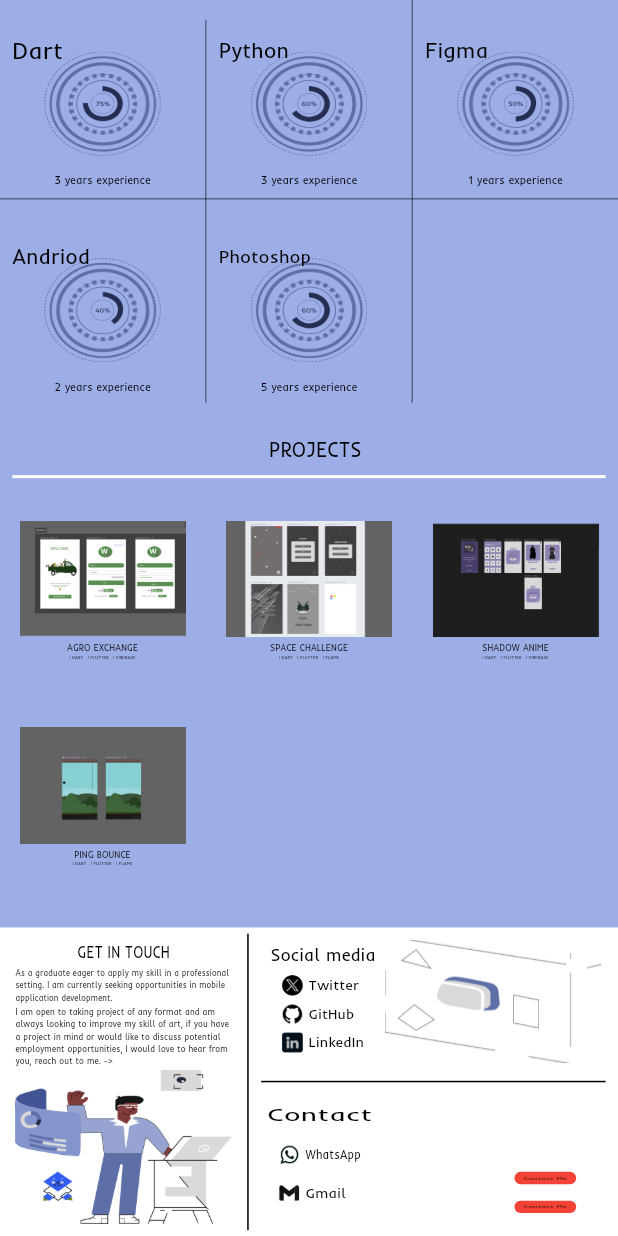
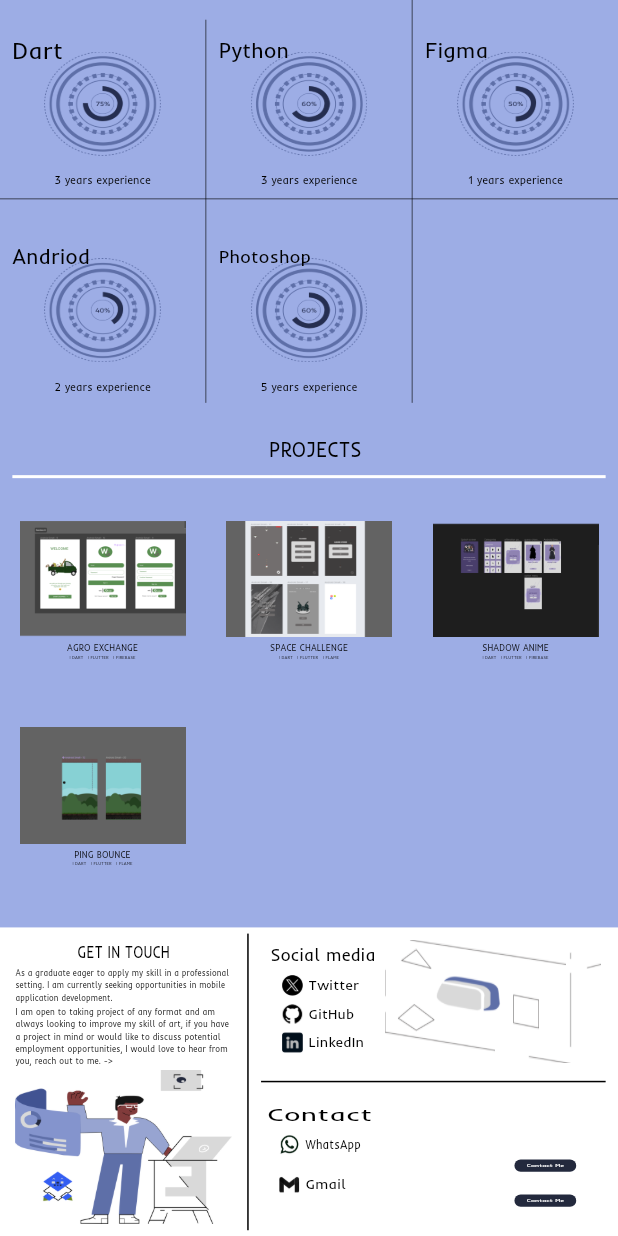
Before and after one commit to Omotoso12/my_portfolio, a Flutter app: the screen it shows after launch, scrolled down 332 dp, on a phone screen of 412 x 824 dp. Run offline on Flutter 3.47's test engine with Material 2 defaults, Android fonts, the light colour scheme and no system bars.

Commit message:
08/02/24

```diff
--- a/lib/intro_layout/end.dart
+++ b/lib/intro_layout/end.dart
@@ -186,7 +186,7 @@ class End extends StatelessWidget {
                     ////////////////////////////////////////////////////////////////////////////////////////////////////////////////////////////////////////////
                     Padding(
                       padding: EdgeInsets.only(
-                          top: MediaQuery.sizeOf(context).width * 0.1),
+                          top: MediaQuery.sizeOf(context).width * 0.07),
                       child: SizedBox(
                         width: MediaQuery.sizeOf(context).width * 0.2,
                         height: MediaQuery.sizeOf(context).width * 0.2,
@@ -199,13 +199,13 @@ class End extends StatelessWidget {
                                 width: MediaQuery.sizeOf(context).width * 0.1,
                                 height: MediaQuery.sizeOf(context).width * 0.02,
                                 decoration: BoxDecoration(
-                                  borderRadius: BorderRadius.circular(8),
-                                  color: Colors.red,
+                                  borderRadius: BorderRadius.circular(16.0),
+                                  color: const Color.fromARGB(255, 35, 41, 61),
                                 ),
                                 child: Center(
                                   child: SizedBox(
                                       width:
-                                         MediaQuery.sizeOf(context).width * 0.07,
+                                         MediaQuery.sizeOf(context).width * 0.06,
                                       height:
                                           MediaQuery.sizeOf(context).width * 0.01,
                                       child: const FittedBox(
@@ -213,7 +213,7 @@ class End extends StatelessWidget {
                                           child: Text(
                                             'Contact Me',
                                             style: TextStyle(
-                                                color: Color.fromARGB(255, 0, 0, 0),
+                                                color: Colors.white,
                                                 fontFamily: 'Inder'),
                                           )),
                                     ),
@@ -227,13 +227,13 @@ class End extends StatelessWidget {
                                 width: MediaQuery.sizeOf(context).width * 0.1,
                                 height: MediaQuery.sizeOf(context).width * 0.02,
                                 decoration: BoxDecoration(
-                                  borderRadius: BorderRadius.circular(8),
-                                  color: Colors.red,
+                                  borderRadius: BorderRadius.circular(16.0),
+                                  color: const Color.fromARGB(255, 35, 41, 61),
                                 ),
                                 child: Center(
                                   child: SizedBox(
                                       width:
-                                         MediaQuery.sizeOf(context).width * 0.07,
+                                         MediaQuery.sizeOf(context).width * 0.06,
                                       height:
                                           MediaQuery.sizeOf(context).width * 0.01,
                                       child: const FittedBox(
@@ -241,7 +241,7 @@ class End extends StatelessWidget {
                                           child: Text(
                                             'Contact Me',
                                             style: TextStyle(
-                                                color: Color.fromARGB(255, 0, 0, 0),
+                                                color: Colors.white,
                                                 fontFamily: 'Inder'),
                                           )),
                                     ),
--- a/lib/less_social.dart
+++ b/lib/less_social.dart
@@ -9,18 +9,21 @@ class LessSubSocial extends StatelessWidget {
       width: MediaQuery.sizeOf(context).width * 0.15,
       height: MediaQuery.sizeOf(context).width * 0.15,
       child: Column(
-        mainAxisAlignment: MainAxisAlignment.spaceEvenly,
         children: [
-          Row(
-            mainAxisAlignment: MainAxisAlignment.spaceEvenly,
-            children: [
+
+          SizedBox(
+            width: MediaQuery.sizeOf(context).width * 0.01,
+            height: MediaQuery.sizeOf(context).width * 0.01,
+          ),
+
+          Row(mainAxisAlignment: MainAxisAlignment.spaceEvenly, children: [
             Container(
               width: MediaQuery.sizeOf(context).width * 0.035,
               height: MediaQuery.sizeOf(context).width * 0.035,
               decoration: const BoxDecoration(
-                  image: DecorationImage(image: AssetImage('assets/whatslogo.png'))),
+                  image: DecorationImage(
+                      image: AssetImage('assets/whatslogo.png'))),
             ),
-
             SizedBox(
               width: MediaQuery.sizeOf(context).width * 0.09,
               height: MediaQuery.sizeOf(context).width * 0.03,
@@ -29,23 +32,28 @@ class LessSubSocial extends StatelessWidget {
                   child: Text(
                     'WhatsApp',
                     style: TextStyle(
-                        color: Color.fromARGB(255, 0, 0, 0), fontFamily: 'Inder'),
+                        color: Color.fromARGB(255, 0, 0, 0),
+                        fontFamily: 'Inder'),
                   )),
             ),
           ]),
 
-          Row(
-            mainAxisAlignment: MainAxisAlignment.spaceEvenly,
-            children: [
+          SizedBox(
+            width: MediaQuery.sizeOf(context).width * 0.01,
+            height: MediaQuery.sizeOf(context).width * 0.03,
+          ),
+
+
+          Row(mainAxisAlignment: MainAxisAlignment.spaceEvenly, children: [
             Container(
               width: MediaQuery.sizeOf(context).width * 0.035,
               height: MediaQuery.sizeOf(context).width * 0.035,
               decoration: const BoxDecoration(
-                  image: DecorationImage(image: AssetImage('assets/maillogo.png'))),
+                  image: DecorationImage(
+                      image: AssetImage('assets/maillogo.png'))),
             ),
-
             GestureDetector(
-              onTap: (){},
+              onTap: () {},
               child: SizedBox(
                 width: MediaQuery.sizeOf(context).width * 0.09,
                 height: MediaQuery.sizeOf(context).width * 0.03,
@@ -54,7 +62,8 @@ class LessSubSocial extends StatelessWidget {
                     child: Text(
                       'Gmail   ',
                       style: TextStyle(
-                          color: Color.fromARGB(255, 0, 0, 0), fontFamily: 'Inder'),
+                          color: Color.fromARGB(255, 0, 0, 0),
+                          fontFamily: 'Inder'),
                     )),
               ),
             ),
```
